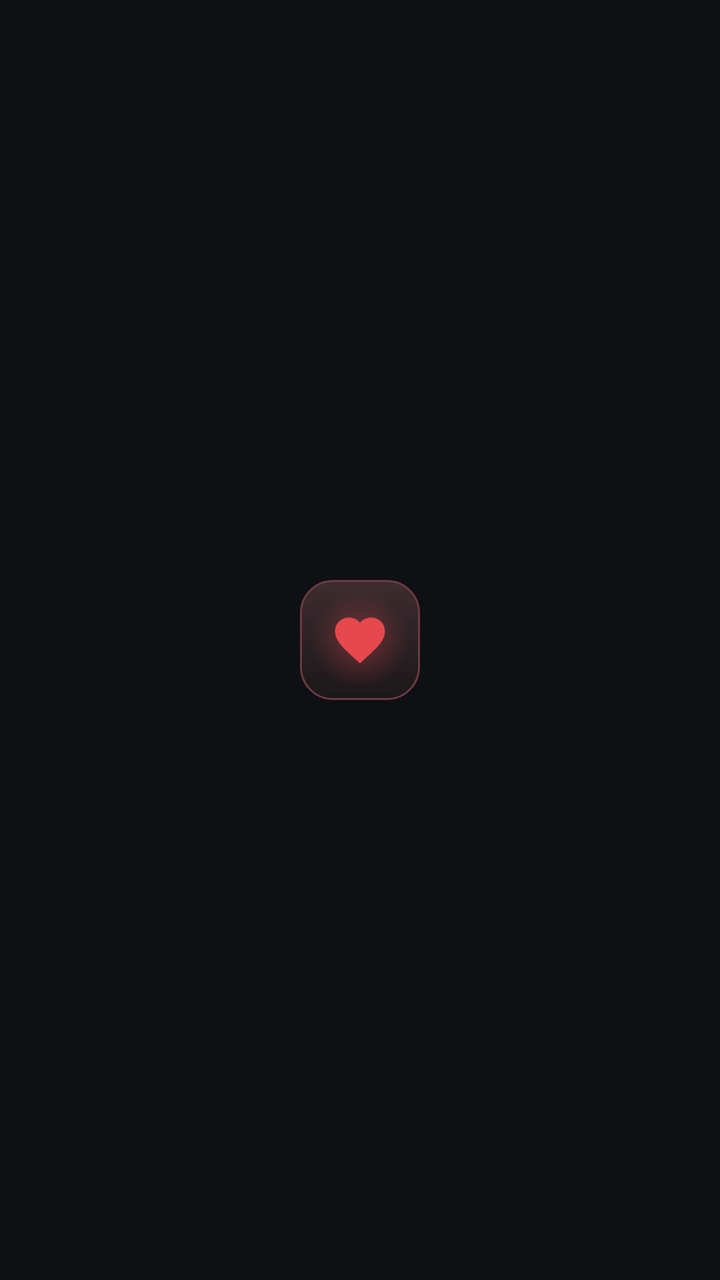
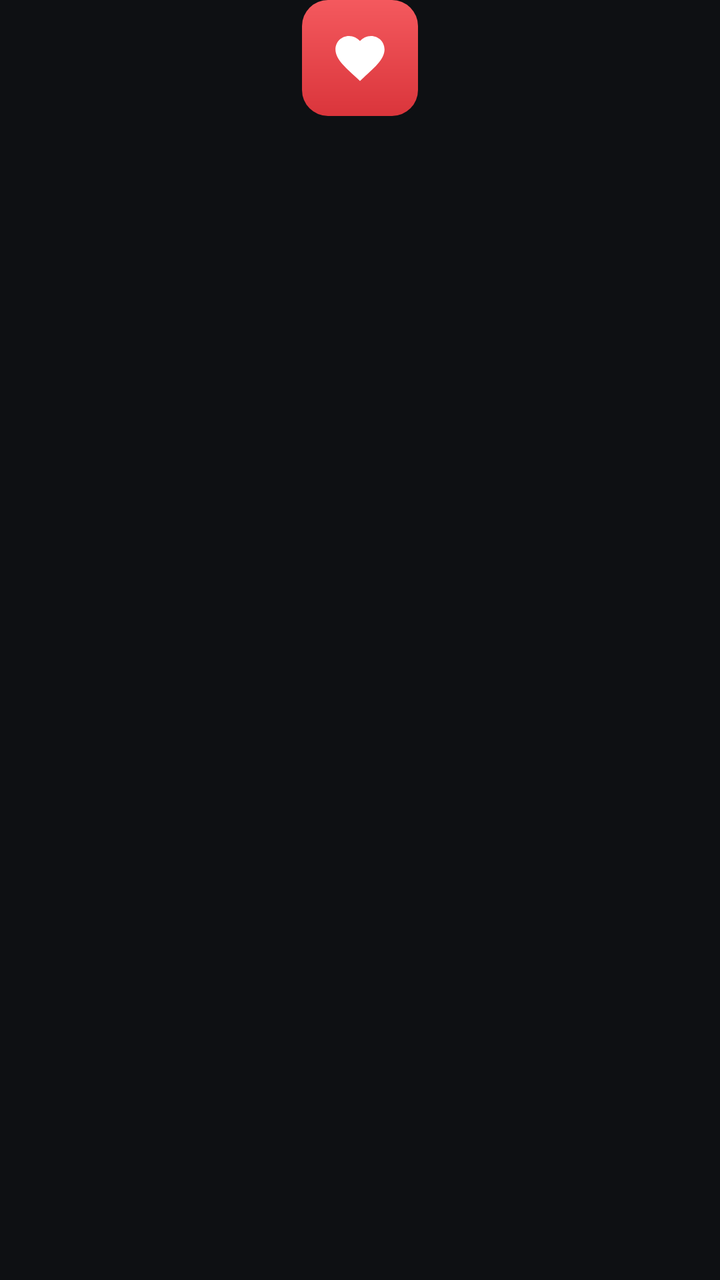

An Android layout rendered at two revisions. The XML below is the earlier revision; the diff shows what the commit changed to produce the second picture.
<!-- AndroidManifest.xml: application theme AppTheme -->
<!-- res/layout/widget_heart.xml -->
<?xml version="1.0" encoding="utf-8"?>
<FrameLayout xmlns:android="http://schemas.android.com/apk/res/android"
    android:id="@+id/widgetHeartRoot"
    android:layout_width="match_parent"
    android:layout_height="match_parent">

    <FrameLayout
        android:id="@+id/widgetHeartTile"
        android:layout_width="60dp"
        android:layout_height="60dp"
        android:layout_gravity="center"
        android:background="@drawable/bg_widget_heart">

        <ImageView
            android:id="@+id/widgetHeartIcon"
            android:layout_width="34dp"
            android:layout_height="34dp"
            android:layout_gravity="center"
            android:contentDescription="@string/widget_heart_label"
            android:src="@drawable/ic_heart" />
    </FrameLayout>
</FrameLayout>
<!-- resources referenced by this layout -->
<resources>
  <!-- drawable bg_widget_heart (drawable) -->
  <?xml version="1.0" encoding="utf-8"?>
  <layer-list xmlns:android="http://schemas.android.com/apk/res/android">
      <item>
          <shape android:shape="rectangle">
              <gradient
                  android:angle="270"
                  android:startColor="#3E2C30"
                  android:endColor="#1B1719" />
              <corners android:radius="16dp" />
              <stroke
                  android:width="1dp"
                  android:color="#6B3A41" />
          </shape>
      </item>
  
      
      <item
          android:width="48dp"
          android:height="48dp"
          android:gravity="center">
          <shape android:shape="oval">
              <gradient
                  android:type="radial"
                  android:gradientRadius="24dp"
                  android:startColor="#5CE5484D"
                  android:endColor="#00E5484D" />
          </shape>
      </item>
  </layer-list>
  <!-- drawable ic_heart (drawable) -->
  <?xml version="1.0" encoding="utf-8"?>
  <vector xmlns:android="http://schemas.android.com/apk/res/android"
      android:width="24dp" android:height="24dp"
      android:viewportWidth="24" android:viewportHeight="24">
      <group android:pivotX="12" android:pivotY="12" android:scaleX="0.88" android:scaleY="0.88">
          <path android:fillColor="#E5484D"
              android:pathData="M12,21.35l-1.45,-1.32C5.4,15.36 2,12.28 2,8.5 2,5.42 4.42,3 7.5,3c1.74,0 3.41,0.81 4.5,2.09C13.09,3.81 14.76,3 16.5,3 19.58,3 22,5.42 22,8.5c0,3.78 -3.4,6.86 -8.55,11.54L12,21.35z" />
      </group>
  </vector>
  <string name="widget_heart_label">红心歌单</string>
  <style name="AppTheme" parent="@android:style/Theme.Material.NoActionBar">
          <item name="android:windowBackground">@color/bg</item>
          <item name="android:colorPrimary">@color/primary</item>
          <item name="android:colorAccent">@color/primary</item>
          <item name="android:statusBarColor">@color/bg</item>
          <item name="android:navigationBarColor">@color/bg</item>
          <item name="android:textColorPrimary">@color/text</item>
          <item name="android:textColorSecondary">@color/text_dim</item>
      </style>
  <color name="bg">#0E1013</color>
  <color name="primary">#E5484D</color>
  <color name="text">#F2F4F7</color>
  <color name="text_dim">#8B929C</color>
</resources>

<!-- the commit's change to res/layout/widget_heart.xml (unified diff, before → after) -->
@@ -6,17 +6,17 @@
 
     <FrameLayout
         android:id="@+id/widgetHeartTile"
-        android:layout_width="60dp"
-        android:layout_height="60dp"
-        android:layout_gravity="center"
+        android:layout_width="58dp"
+        android:layout_height="58dp"
+        android:layout_gravity="top|center_horizontal"
         android:background="@drawable/bg_widget_heart">
 
         <ImageView
             android:id="@+id/widgetHeartIcon"
-            android:layout_width="34dp"
-            android:layout_height="34dp"
+            android:layout_width="32dp"
+            android:layout_height="32dp"
             android:layout_gravity="center"
             android:contentDescription="@string/widget_heart_label"
-            android:src="@drawable/ic_heart" />
+            android:src="@drawable/ic_heart_white" />
     </FrameLayout>
 </FrameLayout>
<!-- resource entries referenced after the edit -->
@@ -2,41 +2,28 @@
 <resources>
   <!-- drawable bg_widget_heart (drawable) -->
   <?xml version="1.0" encoding="utf-8"?>
-  <layer-list xmlns:android="http://schemas.android.com/apk/res/android">
-      <item>
-          <shape android:shape="rectangle">
-              <gradient
-                  android:angle="270"
-                  android:startColor="#3E2C30"
-                  android:endColor="#1B1719" />
-              <corners android:radius="16dp" />
-              <stroke
-                  android:width="1dp"
-                  android:color="#6B3A41" />
-          </shape>
-      </item>
-  
-      
-      <item
-          android:width="48dp"
-          android:height="48dp"
-          android:gravity="center">
-          <shape android:shape="oval">
-              <gradient
-                  android:type="radial"
-                  android:gradientRadius="24dp"
-                  android:startColor="#5CE5484D"
-                  android:endColor="#00E5484D" />
-          </shape>
-      </item>
-  </layer-list>
-  <!-- drawable ic_heart (drawable) -->
+  <shape xmlns:android="http://schemas.android.com/apk/res/android"
+      android:shape="rectangle">
+      <gradient
+          android:angle="270"
+          android:startColor="#F4595E"
+          android:endColor="#DA353B" />
+      <corners android:radius="13dp" />
+  </shape>
+  <!-- drawable ic_heart_white (drawable) -->
   <?xml version="1.0" encoding="utf-8"?>
   <vector xmlns:android="http://schemas.android.com/apk/res/android"
-      android:width="24dp" android:height="24dp"
-      android:viewportWidth="24" android:viewportHeight="24">
-      <group android:pivotX="12" android:pivotY="12" android:scaleX="0.88" android:scaleY="0.88">
-          <path android:fillColor="#E5484D"
+      android:width="24dp"
+      android:height="24dp"
+      android:viewportWidth="24"
+      android:viewportHeight="24">
+      <group
+          android:pivotX="12"
+          android:pivotY="12"
+          android:scaleX="0.92"
+          android:scaleY="0.92">
+          <path
+              android:fillColor="#FFFFFF"
               android:pathData="M12,21.35l-1.45,-1.32C5.4,15.36 2,12.28 2,8.5 2,5.42 4.42,3 7.5,3c1.74,0 3.41,0.81 4.5,2.09C13.09,3.81 14.76,3 16.5,3 19.58,3 22,5.42 22,8.5c0,3.78 -3.4,6.86 -8.55,11.54L12,21.35z" />
       </group>
   </vector>
